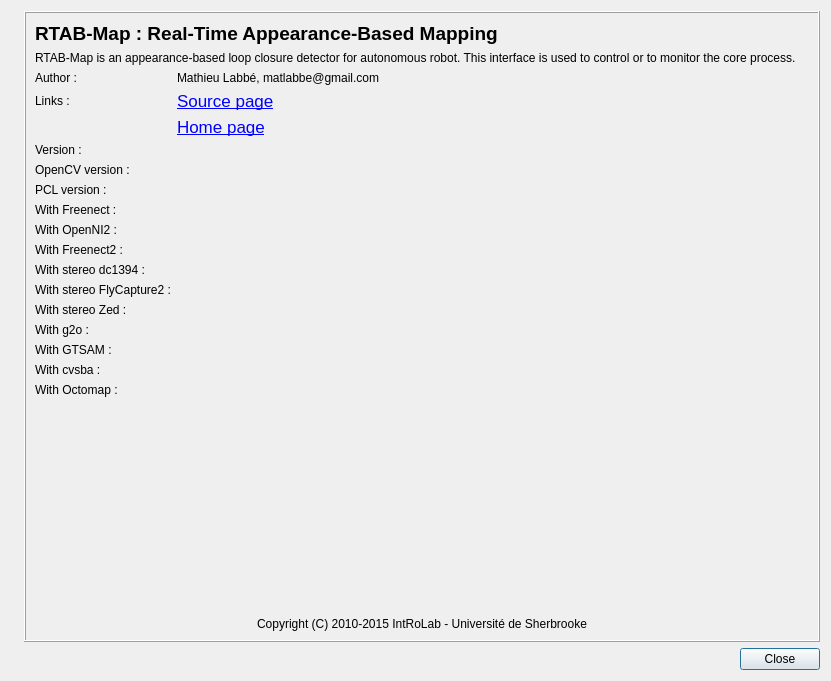
This is guilib/src/ui/aboutDialog.ui in introlab/rtabmap as Qt 5 draws it before an edit. The edited form follows.
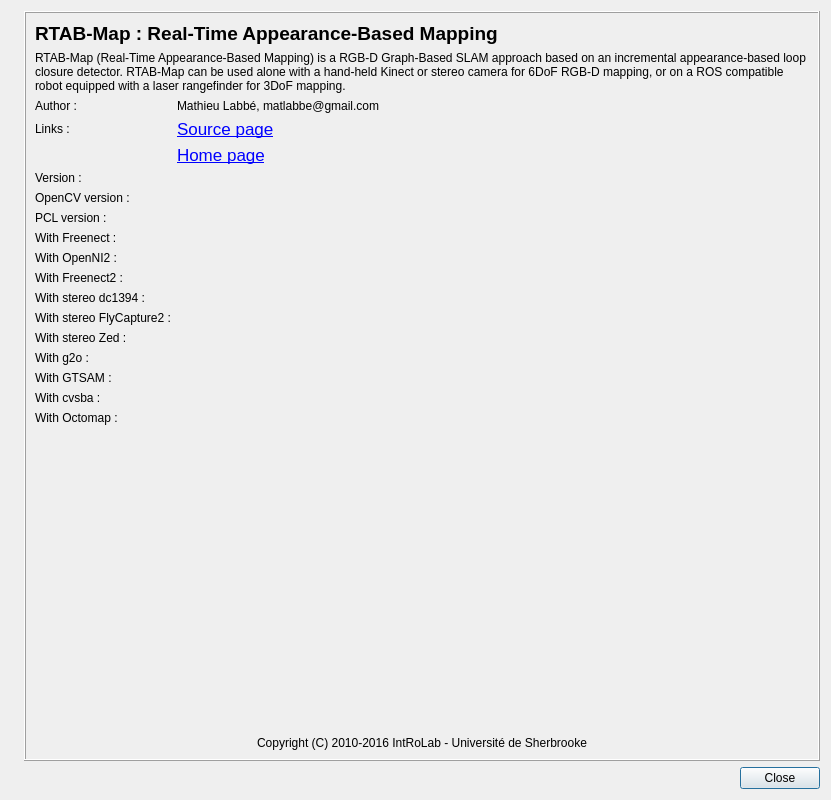
This is the edited form. Icons and pictures are not drawn.

Commit message: Updated Copyright year and About dialog summary

Patch:
```diff
--- a/guilib/src/ui/aboutDialog.ui
+++ b/guilib/src/ui/aboutDialog.ui
@@ -7,7 +7,7 @@
     <x>0</x>
     <y>0</y>
     <width>831</width>
-    <height>681</height>
+    <height>800</height>
    </rect>
   </property>
   <property name="sizePolicy">
@@ -70,7 +70,7 @@
         <item>
          <widget class="QLabel" name="label_9">
           <property name="text">
-           <string>RTAB-Map is an appearance-based loop closure detector for autonomous robot. This interface is used to control or to monitor the core process. </string>
+           <string>RTAB-Map (Real-Time Appearance-Based Mapping) is a RGB-D Graph-Based SLAM approach based on an incremental appearance-based loop closure detector. RTAB-Map can be used alone with a hand-held Kinect or stereo camera for 6DoF RGB-D mapping, or on a ROS compatible robot equipped with a laser rangefinder for 3DoF mapping.</string>
           </property>
           <property name="alignment">
            <set>Qt::AlignLeading|Qt::AlignLeft|Qt::AlignVCenter</set>
@@ -392,7 +392,7 @@
         <item>
          <widget class="QLabel" name="label_5">
           <property name="text">
-           <string>Copyright (C) 2010-2015 IntRoLab - Université de Sherbrooke</string>
+           <string>Copyright (C) 2010-2016 IntRoLab - Université de Sherbrooke</string>
           </property>
           <property name="alignment">
            <set>Qt::AlignCenter</set>
```
The commit also changes 190 other files.
